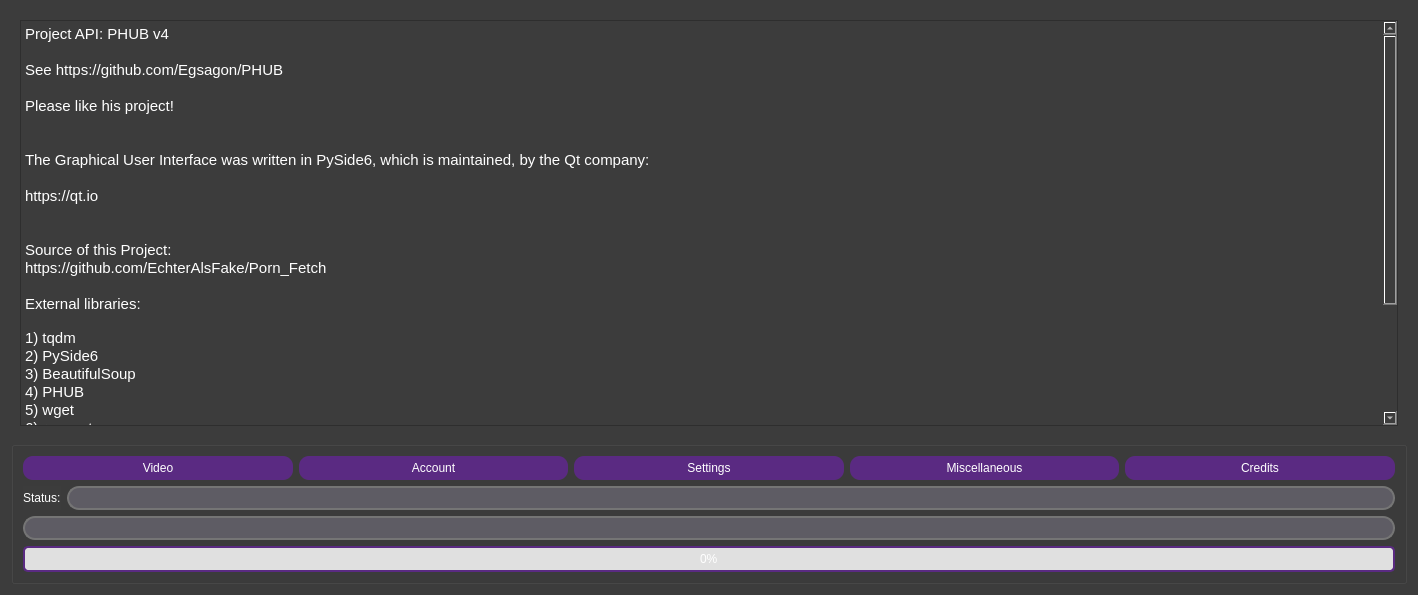
Qt form src/Porn_Fetch_v3.ui (EchterAlsFake/Porn_Fetch) before a commit.
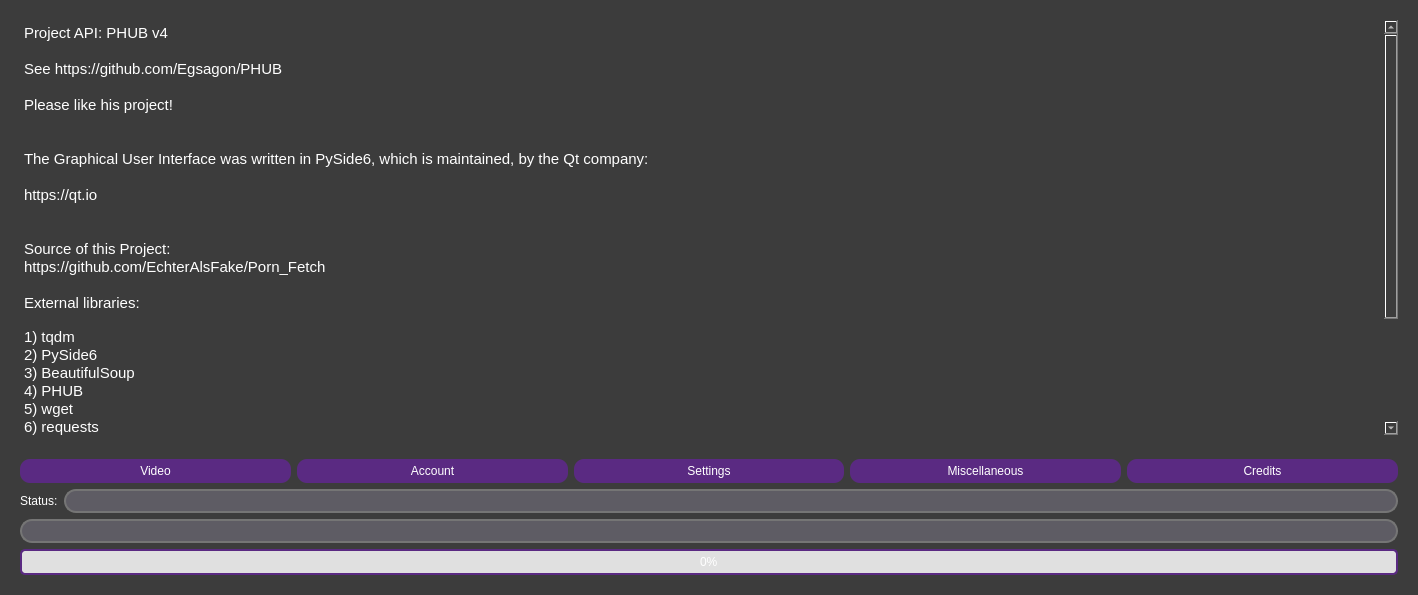
The same form after that commit. The open tabs and pages were chosen to show the change.

```diff
--- a/src/Porn_Fetch_v3.ui
+++ b/src/Porn_Fetch_v3.ui
@@ -16,7 +16,8 @@
   <property name="styleSheet">
    <string notr="true">QWidget {
 color: white;
-background-color: rgb(60, 60, 60)
+background-color: rgb(60, 60, 60);
+border: none;
 }
 
 QLineEdit {
@@ -123,7 +124,16 @@
     background-color: rgb(94, 94, 94);
     color: black; /* Set color to black or any other color that you prefer for the header text */
 }
-</string>
+
+QGroupBox {
+        border: 0px;
+        margin-top: 1ex; /* Adjust as needed */
+    }
+    QGroupBox::title {
+        subcontrol-origin: margin;
+        subcontrol-position: top center;
+        padding: 0 3px;
+    }</string>
   </property>
   <layout class="QGridLayout" name="gridLayout_8">
    <item row="0" column="0">
@@ -2051,34 +2061,34 @@
 hr { height: 1px; border-width: 0; }
 li.unchecked::marker { content: &quot;\2610&quot;; }
 li.checked::marker { content: &quot;\2612&quot;; }
-&lt;/style&gt;&lt;/head&gt;&lt;body style=&quot; font-family:'Cantarell'; font-size:11pt; font-weight:400; font-style:normal;&quot;&gt;
-&lt;p style=&quot; margin-top:0px; margin-bottom:0px; margin-left:0px; margin-right:0px; -qt-block-indent:0; text-indent:0px;&quot;&gt;Project API: PHUB v4&lt;/p&gt;
-&lt;p style=&quot;-qt-paragraph-type:empty; margin-top:0px; margin-bottom:0px; margin-left:0px; margin-right:0px; -qt-block-indent:0; text-indent:0px;&quot;&gt;&lt;br /&gt;&lt;/p&gt;
-&lt;p style=&quot; margin-top:0px; margin-bottom:0px; margin-left:0px; margin-right:0px; -qt-block-indent:0; text-indent:0px;&quot;&gt;See https://github.com/Egsagon/PHUB&lt;/p&gt;
-&lt;p style=&quot;-qt-paragraph-type:empty; margin-top:0px; margin-bottom:0px; margin-left:0px; margin-right:0px; -qt-block-indent:0; text-indent:0px;&quot;&gt;&lt;br /&gt;&lt;/p&gt;
-&lt;p style=&quot; margin-top:0px; margin-bottom:0px; margin-left:0px; margin-right:0px; -qt-block-indent:0; text-indent:0px;&quot;&gt;Please like his project!&lt;/p&gt;
-&lt;p style=&quot;-qt-paragraph-type:empty; margin-top:0px; margin-bottom:0px; margin-left:0px; margin-right:0px; -qt-block-indent:0; text-indent:0px;&quot;&gt;&lt;br /&gt;&lt;/p&gt;
-&lt;p style=&quot;-qt-paragraph-type:empty; margin-top:0px; margin-bottom:0px; margin-left:0px; margin-right:0px; -qt-block-indent:0; text-indent:0px;&quot;&gt;&lt;br /&gt;&lt;/p&gt;
-&lt;p style=&quot; margin-top:0px; margin-bottom:0px; margin-left:0px; margin-right:0px; -qt-block-indent:0; text-indent:0px;&quot;&gt;The Graphical User Interface was written in PySide6, which is maintained, by the Qt company:&lt;/p&gt;
-&lt;p style=&quot;-qt-paragraph-type:empty; margin-top:0px; margin-bottom:0px; margin-left:0px; margin-right:0px; -qt-block-indent:0; text-indent:0px;&quot;&gt;&lt;br /&gt;&lt;/p&gt;
-&lt;p style=&quot; margin-top:0px; margin-bottom:0px; margin-left:0px; margin-right:0px; -qt-block-indent:0; text-indent:0px;&quot;&gt;https://qt.io&lt;/p&gt;
-&lt;p style=&quot;-qt-paragraph-type:empty; margin-top:0px; margin-bottom:0px; margin-left:0px; margin-right:0px; -qt-block-indent:0; text-indent:0px;&quot;&gt;&lt;br /&gt;&lt;/p&gt;
-&lt;p style=&quot;-qt-paragraph-type:empty; margin-top:0px; margin-bottom:0px; margin-left:0px; margin-right:0px; -qt-block-indent:0; text-indent:0px;&quot;&gt;&lt;br /&gt;&lt;/p&gt;
-&lt;p style=&quot; margin-top:0px; margin-bottom:0px; margin-left:0px; margin-right:0px; -qt-block-indent:0; text-indent:0px;&quot;&gt;Source of this Project:&lt;/p&gt;
-&lt;p style=&quot; margin-top:0px; margin-bottom:0px; margin-left:0px; margin-right:0px; -qt-block-indent:0; text-indent:0px;&quot;&gt;https://github.com/EchterAlsFake/Porn_Fetch&lt;/p&gt;
-&lt;p style=&quot;-qt-paragraph-type:empty; margin-top:0px; margin-bottom:0px; margin-left:0px; margin-right:0px; -qt-block-indent:0; text-indent:0px;&quot;&gt;&lt;br /&gt;&lt;/p&gt;
-&lt;p style=&quot; margin-top:0px; margin-bottom:0px; margin-left:0px; margin-right:0px; -qt-block-indent:0; text-indent:0px;&quot;&gt;External libraries:&lt;br /&gt;&lt;br /&gt;1) tqdm&lt;/p&gt;
-&lt;p style=&quot; margin-top:0px; margin-bottom:0px; margin-left:0px; margin-right:0px; -qt-block-indent:0; text-indent:0px;&quot;&gt;2) PySide6&lt;/p&gt;
-&lt;p style=&quot; margin-top:0px; margin-bottom:0px; margin-left:0px; margin-right:0px; -qt-block-indent:0; text-indent:0px;&quot;&gt;3) BeautifulSoup&lt;/p&gt;
-&lt;p style=&quot; margin-top:0px; margin-bottom:0px; margin-left:0px; margin-right:0px; -qt-block-indent:0; text-indent:0px;&quot;&gt;4) PHUB&lt;/p&gt;
-&lt;p style=&quot; margin-top:0px; margin-bottom:0px; margin-left:0px; margin-right:0px; -qt-block-indent:0; text-indent:0px;&quot;&gt;5) wget&lt;/p&gt;
-&lt;p style=&quot; margin-top:0px; margin-bottom:0px; margin-left:0px; margin-right:0px; -qt-block-indent:0; text-indent:0px;&quot;&gt;6) requests&lt;/p&gt;
-&lt;p style=&quot;-qt-paragraph-type:empty; margin-top:0px; margin-bottom:0px; margin-left:0px; margin-right:0px; -qt-block-indent:0; text-indent:0px;&quot;&gt;&lt;br /&gt;&lt;/p&gt;
-&lt;p style=&quot; margin-top:0px; margin-bottom:0px; margin-left:0px; margin-right:0px; -qt-block-indent:0; text-indent:0px;&quot;&gt;Copyright (C) 2023 EchterAlsFake | Johannes Habel&lt;/p&gt;
-&lt;p style=&quot;-qt-paragraph-type:empty; margin-top:0px; margin-bottom:0px; margin-left:0px; margin-right:0px; -qt-block-indent:0; text-indent:0px;&quot;&gt;&lt;br /&gt;&lt;/p&gt;
-&lt;p style=&quot; margin-top:0px; margin-bottom:0px; margin-left:0px; margin-right:0px; -qt-block-indent:0; text-indent:0px;&quot;&gt;Graphics:&lt;br /&gt;&lt;br /&gt;Download Icon: by https://iconscout.com/contributors/kmgdesignid on Iconscout.com&lt;/p&gt;
-&lt;p style=&quot; margin-top:0px; margin-bottom:0px; margin-left:0px; margin-right:0px; -qt-block-indent:0; text-indent:0px;&quot;&gt;Account Icon: by https://iconscout.com/contributors/rengised on Iconscout.com&lt;/p&gt;
-&lt;p style=&quot; margin-top:0px; margin-bottom:0px; margin-left:0px; margin-right:0px; -qt-block-indent:0; text-indent:0px;&quot;&gt;Settings Icon: by https://iconscout.com/contributors/boosticon on Iconscout.com&lt;/p&gt;&lt;/body&gt;&lt;/html&gt;</string>
+&lt;/style&gt;&lt;/head&gt;&lt;body style=&quot; font-family:'Sans Serif'; font-size:9pt; font-weight:400; font-style:normal;&quot;&gt;
+&lt;p style=&quot; margin-top:0px; margin-bottom:0px; margin-left:0px; margin-right:0px; -qt-block-indent:0; text-indent:0px;&quot;&gt;&lt;span style=&quot; font-family:'Cantarell'; font-size:11pt;&quot;&gt;Project API: PHUB v4&lt;/span&gt;&lt;/p&gt;
+&lt;p style=&quot;-qt-paragraph-type:empty; margin-top:0px; margin-bottom:0px; margin-left:0px; margin-right:0px; -qt-block-indent:0; text-indent:0px; font-family:'Cantarell'; font-size:11pt;&quot;&gt;&lt;br /&gt;&lt;/p&gt;
+&lt;p style=&quot; margin-top:0px; margin-bottom:0px; margin-left:0px; margin-right:0px; -qt-block-indent:0; text-indent:0px;&quot;&gt;&lt;span style=&quot; font-family:'Cantarell'; font-size:11pt;&quot;&gt;See https://github.com/Egsagon/PHUB&lt;/span&gt;&lt;/p&gt;
+&lt;p style=&quot;-qt-paragraph-type:empty; margin-top:0px; margin-bottom:0px; margin-left:0px; margin-right:0px; -qt-block-indent:0; text-indent:0px; font-family:'Cantarell'; font-size:11pt;&quot;&gt;&lt;br /&gt;&lt;/p&gt;
+&lt;p style=&quot; margin-top:0px; margin-bottom:0px; margin-left:0px; margin-right:0px; -qt-block-indent:0; text-indent:0px;&quot;&gt;&lt;span style=&quot; font-family:'Cantarell'; font-size:11pt;&quot;&gt;Please like his project!&lt;/span&gt;&lt;/p&gt;
+&lt;p style=&quot;-qt-paragraph-type:empty; margin-top:0px; margin-bottom:0px; margin-left:0px; margin-right:0px; -qt-block-indent:0; text-indent:0px; font-family:'Cantarell'; font-size:11pt;&quot;&gt;&lt;br /&gt;&lt;/p&gt;
+&lt;p style=&quot;-qt-paragraph-type:empty; margin-top:0px; margin-bottom:0px; margin-left:0px; margin-right:0px; -qt-block-indent:0; text-indent:0px; font-family:'Cantarell'; font-size:11pt;&quot;&gt;&lt;br /&gt;&lt;/p&gt;
+&lt;p style=&quot; margin-top:0px; margin-bottom:0px; margin-left:0px; margin-right:0px; -qt-block-indent:0; text-indent:0px;&quot;&gt;&lt;span style=&quot; font-family:'Cantarell'; font-size:11pt;&quot;&gt;The Graphical User Interface was written in PySide6, which is maintained, by the Qt company:&lt;/span&gt;&lt;/p&gt;
+&lt;p style=&quot;-qt-paragraph-type:empty; margin-top:0px; margin-bottom:0px; margin-left:0px; margin-right:0px; -qt-block-indent:0; text-indent:0px; font-family:'Cantarell'; font-size:11pt;&quot;&gt;&lt;br /&gt;&lt;/p&gt;
+&lt;p style=&quot; margin-top:0px; margin-bottom:0px; margin-left:0px; margin-right:0px; -qt-block-indent:0; text-indent:0px;&quot;&gt;&lt;span style=&quot; font-family:'Cantarell'; font-size:11pt;&quot;&gt;https://qt.io&lt;/span&gt;&lt;/p&gt;
+&lt;p style=&quot;-qt-paragraph-type:empty; margin-top:0px; margin-bottom:0px; margin-left:0px; margin-right:0px; -qt-block-indent:0; text-indent:0px; font-family:'Cantarell'; font-size:11pt;&quot;&gt;&lt;br /&gt;&lt;/p&gt;
+&lt;p style=&quot;-qt-paragraph-type:empty; margin-top:0px; margin-bottom:0px; margin-left:0px; margin-right:0px; -qt-block-indent:0; text-indent:0px; font-family:'Cantarell'; font-size:11pt;&quot;&gt;&lt;br /&gt;&lt;/p&gt;
+&lt;p style=&quot; margin-top:0px; margin-bottom:0px; margin-left:0px; margin-right:0px; -qt-block-indent:0; text-indent:0px;&quot;&gt;&lt;span style=&quot; font-family:'Cantarell'; font-size:11pt;&quot;&gt;Source of this Project:&lt;/span&gt;&lt;/p&gt;
+&lt;p style=&quot; margin-top:0px; margin-bottom:0px; margin-left:0px; margin-right:0px; -qt-block-indent:0; text-indent:0px;&quot;&gt;&lt;span style=&quot; font-family:'Cantarell'; font-size:11pt;&quot;&gt;https://github.com/EchterAlsFake/Porn_Fetch&lt;/span&gt;&lt;/p&gt;
+&lt;p style=&quot;-qt-paragraph-type:empty; margin-top:0px; margin-bottom:0px; margin-left:0px; margin-right:0px; -qt-block-indent:0; text-indent:0px; font-family:'Cantarell'; font-size:11pt;&quot;&gt;&lt;br /&gt;&lt;/p&gt;
+&lt;p style=&quot; margin-top:0px; margin-bottom:0px; margin-left:0px; margin-right:0px; -qt-block-indent:0; text-indent:0px;&quot;&gt;&lt;span style=&quot; font-family:'Cantarell'; font-size:11pt;&quot;&gt;External libraries:&lt;br /&gt;&lt;br /&gt;1) tqdm&lt;/span&gt;&lt;/p&gt;
+&lt;p style=&quot; margin-top:0px; margin-bottom:0px; margin-left:0px; margin-right:0px; -qt-block-indent:0; text-indent:0px;&quot;&gt;&lt;span style=&quot; font-family:'Cantarell'; font-size:11pt;&quot;&gt;2) PySide6&lt;/span&gt;&lt;/p&gt;
+&lt;p style=&quot; margin-top:0px; margin-bottom:0px; margin-left:0px; margin-right:0px; -qt-block-indent:0; text-indent:0px;&quot;&gt;&lt;span style=&quot; font-family:'Cantarell'; font-size:11pt;&quot;&gt;3) BeautifulSoup&lt;/span&gt;&lt;/p&gt;
+&lt;p style=&quot; margin-top:0px; margin-bottom:0px; margin-left:0px; margin-right:0px; -qt-block-indent:0; text-indent:0px;&quot;&gt;&lt;span style=&quot; font-family:'Cantarell'; font-size:11pt;&quot;&gt;4) PHUB&lt;/span&gt;&lt;/p&gt;
+&lt;p style=&quot; margin-top:0px; margin-bottom:0px; margin-left:0px; margin-right:0px; -qt-block-indent:0; text-indent:0px;&quot;&gt;&lt;span style=&quot; font-family:'Cantarell'; font-size:11pt;&quot;&gt;5) wget&lt;/span&gt;&lt;/p&gt;
+&lt;p style=&quot; margin-top:0px; margin-bottom:0px; margin-left:0px; margin-right:0px; -qt-block-indent:0; text-indent:0px;&quot;&gt;&lt;span style=&quot; font-family:'Cantarell'; font-size:11pt;&quot;&gt;6) requests&lt;/span&gt;&lt;/p&gt;
+&lt;p style=&quot;-qt-paragraph-type:empty; margin-top:0px; margin-bottom:0px; margin-left:0px; margin-right:0px; -qt-block-indent:0; text-indent:0px; font-family:'Cantarell'; font-size:11pt;&quot;&gt;&lt;br /&gt;&lt;/p&gt;
+&lt;p style=&quot; margin-top:0px; margin-bottom:0px; margin-left:0px; margin-right:0px; -qt-block-indent:0; text-indent:0px;&quot;&gt;&lt;span style=&quot; font-family:'Cantarell'; font-size:11pt;&quot;&gt;Copyright (C) 2023 EchterAlsFake | Johannes Habel&lt;/span&gt;&lt;/p&gt;
+&lt;p style=&quot;-qt-paragraph-type:empty; margin-top:0px; margin-bottom:0px; margin-left:0px; margin-right:0px; -qt-block-indent:0; text-indent:0px; font-family:'Cantarell'; font-size:11pt;&quot;&gt;&lt;br /&gt;&lt;/p&gt;
+&lt;p style=&quot; margin-top:0px; margin-bottom:0px; margin-left:0px; margin-right:0px; -qt-block-indent:0; text-indent:0px;&quot;&gt;&lt;span style=&quot; font-family:'Cantarell'; font-size:11pt;&quot;&gt;Graphics:&lt;br /&gt;&lt;br /&gt;Download Icon: by https://iconscout.com/contributors/kmgdesignid on Iconscout.com&lt;/span&gt;&lt;/p&gt;
+&lt;p style=&quot; margin-top:0px; margin-bottom:0px; margin-left:0px; margin-right:0px; -qt-block-indent:0; text-indent:0px;&quot;&gt;&lt;span style=&quot; font-family:'Cantarell'; font-size:11pt;&quot;&gt;Account Icon: by https://iconscout.com/contributors/rengised on Iconscout.com&lt;/span&gt;&lt;/p&gt;
+&lt;p style=&quot; margin-top:0px; margin-bottom:0px; margin-left:0px; margin-right:0px; -qt-block-indent:0; text-indent:0px;&quot;&gt;&lt;span style=&quot; font-family:'Cantarell'; font-size:11pt;&quot;&gt;Settings Icon: by https://iconscout.com/contributors/boosticon on Iconscout.com&lt;/span&gt;&lt;/p&gt;&lt;/body&gt;&lt;/html&gt;</string>
          </property>
         </widget>
        </item>
```
Left out of the diff: 8 changed lines with no effect on the pictures.
